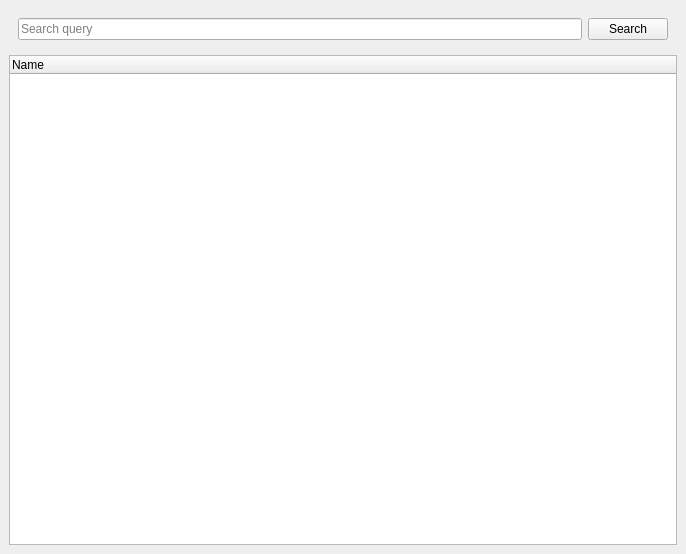
devos50/tribler-tags-scripts, file qt/aggregated_search.ui: the form before one commit.
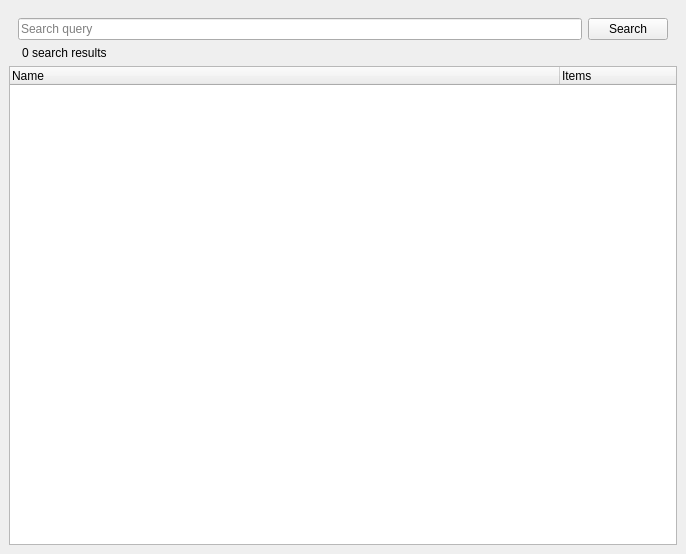
The form after the commit.

Diff of the .ui file:
```diff
--- a/qt/aggregated_search.ui
+++ b/qt/aggregated_search.ui
@@ -18,6 +18,9 @@
     <item>
      <widget class="QWidget" name="widget" native="true">
       <layout class="QHBoxLayout" name="horizontalLayout">
+       <property name="bottomMargin">
+        <number>0</number>
+       </property>
        <item>
         <widget class="QLineEdit" name="search_input">
          <property name="placeholderText">
@@ -35,13 +38,34 @@
       </layout>
      </widget>
     </item>
+    <item>
+     <widget class="QLabel" name="num_search_results_label">
+      <property name="styleSheet">
+       <string notr="true">margin-left: 10px;</string>
+      </property>
+      <property name="text">
+       <string>0 search results</string>
+      </property>
+     </widget>
+    </item>
     <item>
      <widget class="QTreeWidget" name="search_results_tree">
+      <attribute name="headerDefaultSectionSize">
+       <number>550</number>
+      </attribute>
+      <attribute name="headerStretchLastSection">
+       <bool>true</bool>
+      </attribute>
       <column>
        <property name="text">
         <string>Name</string>
        </property>
       </column>
+      <column>
+       <property name="text">
+        <string>Items</string>
+       </property>
+      </column>
      </widget>
     </item>
    </layout>
```
